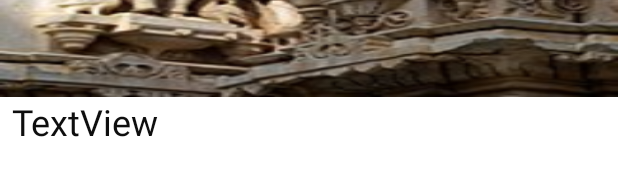
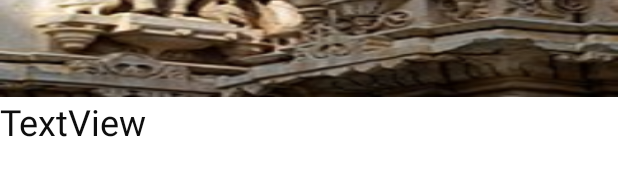
Before and after one commit to farayiola/Android-Learning-App, an Android app: the layout activity_details.xml on its own in the app's theme, with its tools: preview values and no code run, on a phone screen of 412 x 824 dp. Shown: the part 278-454 px from the top of the screen. Run offline under Robolectric (Android 15) with nearby library versions, the light colour scheme and no system bars.

```diff
--- a/app/src/main/res/layout/activity_details.xml
+++ b/app/src/main/res/layout/activity_details.xml
@@ -25,16 +25,16 @@
                 android:layout_width="match_parent"
                 android:layout_height="250dp"
                 android:scaleType="fitXY"
-                app:srcCompat="@drawable/img" />
+                app:srcCompat="@drawable/img"
+                android:contentDescription="@string/todo" />
 
             <TextView
                 android:id="@+id/storyDetails"
                 android:layout_width="match_parent"
                 android:layout_height="wrap_content"
-                android:paddingStart="8dp"
                 android:gravity="fill_vertical"
                 android:fontFamily="sans-serif"
-                android:text="TextView"
+                android:text="@string/textview33"
                 android:textColor="#0E0E0E"
                 android:textSize="24sp"
                 android:textStyle="normal" />
--- a/app/src/main/res/values/strings.xml
+++ b/app/src/main/res/values/strings.xml
@@ -15,4 +15,6 @@
     <string name="our_mail"> afolabiabolaji2015@gmail.com</string>
     <string name="get_started">Get Started</string>
     <string name="skip">Skip</string>
+    <string name="textview33">TextView</string>
+    <string name="todo">TODO</string>
 </resources>
```
